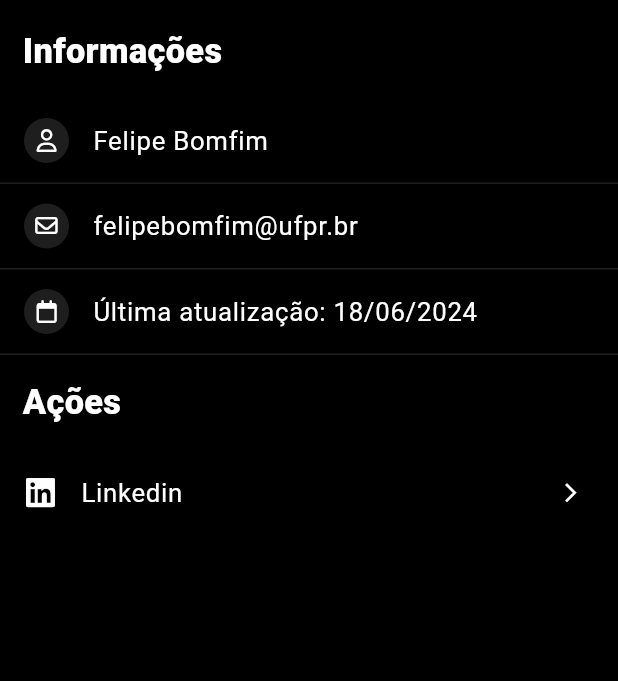
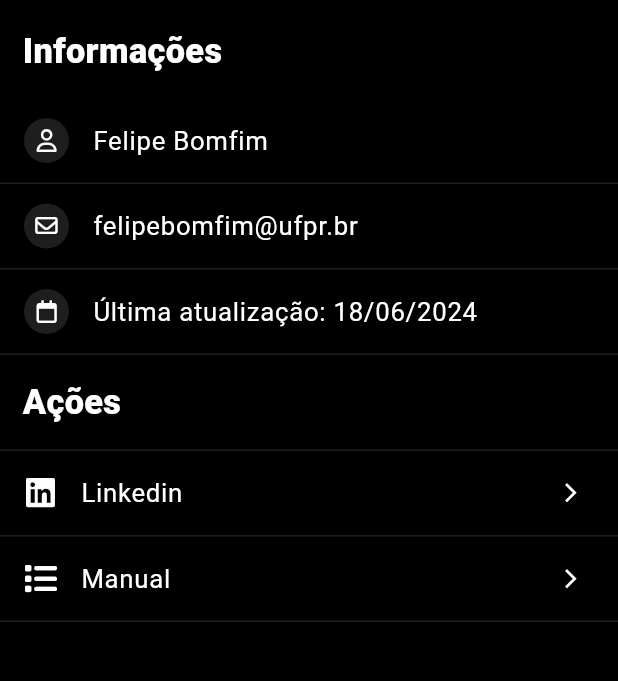
Before and after one commit to felipehbomfim/ds250, a Flutter app: the AboutScreen screen opened by its route, after a tap on "Linkedin", on a phone screen of 412 x 824 dp, the part 80-761 px from its top. Run offline on Flutter 3.47's test engine with Material 3 defaults, Android fonts, the phone set to English and light mode, and no system bars; our stand-ins replace animated_splash_screen, cached_network_image, easy_date_timeline, flutter_screenutil, flutter_svg, flutter_switch and 10 more; missing offline and left inert: flutter_pdfview, stomp_dart_client; accounts and stored records are empty; Roboto replaces fonts that are missing (Poppins).

Commit message:
Alterações

```diff
--- a/lib/presentation/about_screen/about_screen.dart
+++ b/lib/presentation/about_screen/about_screen.dart
@@ -1,8 +1,15 @@
+import 'dart:async';
+import 'dart:io';
+
 import 'package:ds250/core/app_export.dart';
 import 'package:flutter/material.dart';
+import 'package:flutter/services.dart';
 import 'package:font_awesome_flutter/font_awesome_flutter.dart';
+import 'package:path_provider/path_provider.dart';
 import 'package:provider/provider.dart';
 import 'package:url_launcher/url_launcher.dart';
+
+import '../pdf_view_screen/pdf_view_screen.dart';
 
 class AboutScreen extends StatefulWidget {
   const AboutScreen({super.key});
@@ -12,6 +19,37 @@ class AboutScreen extends StatefulWidget {
 }
 
 class _AboutScreenState extends State<AboutScreen> {
+  String pathPDF = "";
+
+
+  @override
+  void initState() {
+    super.initState();
+    fromAsset('assets/docs/Manual.pdf', 'Manual.pdf').then((f) {
+      setState(() {
+        pathPDF = f.path;
+      });
+    });
+  }
+
+  Future<File> fromAsset(String asset, String filename) async {
+    // To open from assets, you can copy them to the app storage folder, and the access them "locally"
+    Completer<File> completer = Completer();
+
+    try {
+      var dir = await getApplicationDocumentsDirectory();
+      File file = File("${dir.path}/$filename");
+      var data = await rootBundle.load(asset);
+      var bytes = data.buffer.asUint8List();
+      await file.writeAsBytes(bytes, flush: true);
+      completer.complete(file);
+    } catch (e) {
+      throw Exception('Error parsing asset file!');
+    }
+
+    return completer.future;
+  }
+
   @override
   Widget build(BuildContext context) {
     return Scaffold(
@@ -65,18 +103,35 @@ class _AboutScreenState extends State<AboutScreen> {
                 ),
               ),
             ),
-            Divider(color: Colors.black12,),
-            _buildCustomListTile(FontAwesomeIcons.linkedin, "Linkedin" ?? "N/A", true, onTap: openLinkedin),
-            Divider(color: Colors.black12,),
+            Divider(color: Colors.white12,),
+            _buildCustomListTile(
+                FontAwesomeIcons.linkedin,
+                "Linkedin",
+                true,
+                onTap: () => openLink('https://www.linkedin.com/in/felipe-bomfim-836868197/')
+            ),
+            Divider(color: Colors.white12,),
+            _buildCustomListTile(
+                FontAwesomeIcons.list,
+                "Manual",
+                true,
+                onTap: () => Navigator.push(
+                  context,
+                  MaterialPageRoute(
+                    builder: (context) => PDFScreen(path: pathPDF),
+                  ),
+                )
+            ),
+            Divider(color: Colors.white12,),
           ],
         ),
       ),
     );
   }
 
-  void openLinkedin() async {
+  void openLink(String url) async {
     _launchSocialMediaAppIfInstalled(
-      url: 'https://www.linkedin.com/in/felipe-bomfim-836868197/', // Linkedin
+      url: url, // Linkedin
     );
   }
 
--- a/pubspec.yaml
+++ b/pubspec.yaml
@@ -61,6 +61,7 @@ dependencies:
   flutter_screenutil: ^5.9.1
   toastification: ^2.0.0
   url_launcher: ^6.3.0
+  flutter_pdfview: ^1.3.2
 
 dependency_overrides:
   intl: any
@@ -93,6 +94,7 @@ flutter:
     - assets/images/
     - assets/lotties/
     - assets/icons/
+    - assets/docs/
 
   # An image asset can refer to one or more resolution-specific "variants", see
   # https://flutter.dev/assets-and-images/#resolution-aware
```
Also changed, not shown: lib/presentation/pdf_view_screen/pdf_view_screen.dart (added, +86 -0 lines), pubspec.lock, 2 other files.
